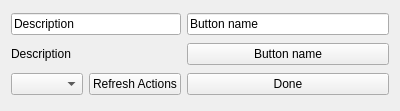
This is src/ui/designer/QGCActionButton.ui in mavlink/qgroundcontrol as Qt 5 draws it before an edit. The edited form follows.
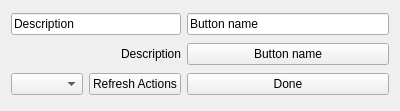
This is the edited form.

Commit message: Fixed dynamic param widget! Now ready to use!

Diff of the .ui file:
```diff
--- a/src/ui/designer/QGCActionButton.ui
+++ b/src/ui/designer/QGCActionButton.ui
@@ -16,9 +16,18 @@
   <layout class="QGridLayout" name="gridLayout">
    <item row="1" column="0" colspan="2">
     <widget class="QLabel" name="nameLabel">
+     <property name="minimumSize">
+      <size>
+       <width>50</width>
+       <height>0</height>
+      </size>
+     </property>
      <property name="text">
       <string>Description</string>
      </property>
+     <property name="alignment">
+      <set>Qt::AlignRight|Qt::AlignTrailing|Qt::AlignVCenter</set>
+     </property>
     </widget>
    </item>
    <item row="2" column="0">
```
Left out of the diff: 6 changed lines with no effect on the pictures. The commit also changes 7 other files.
